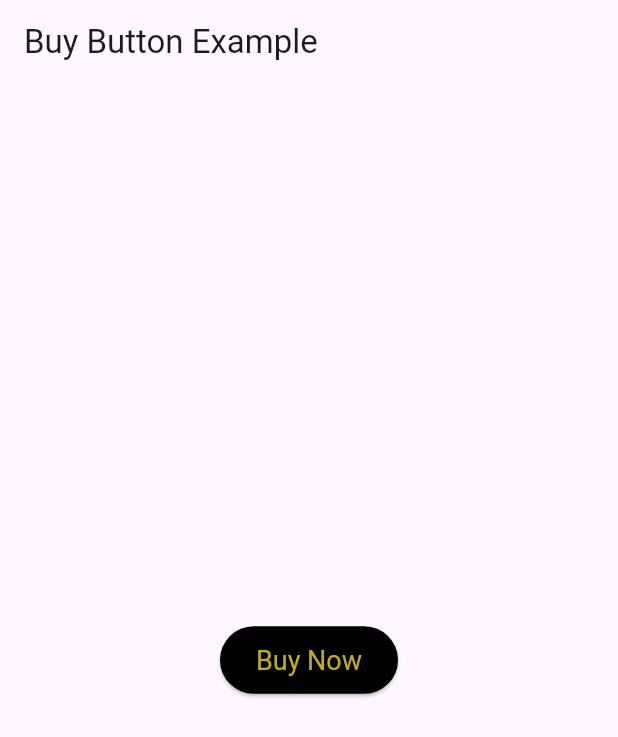
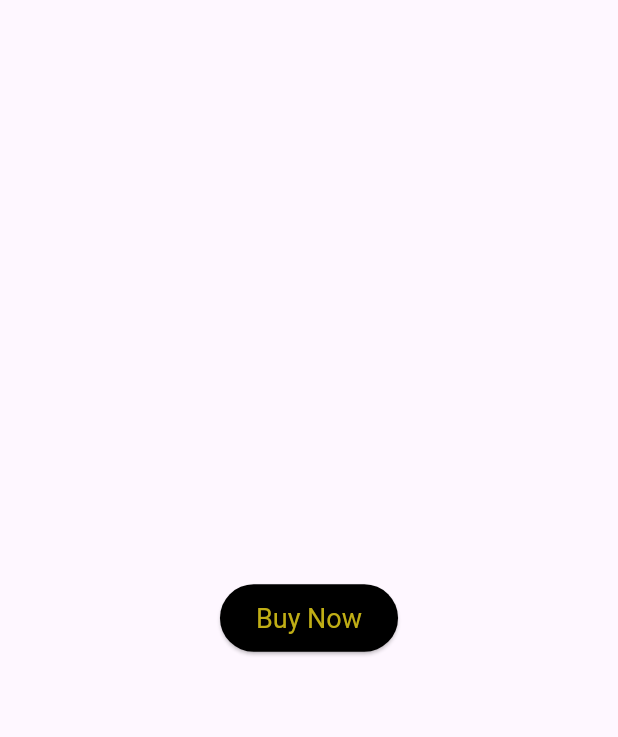
Before and after one commit to Amjadyabroudi128/buyButton, a Flutter app: the screen it shows after launch, on a phone screen of 412 x 824 dp. Shown: the top 737 px of the screen. Run offline on Flutter 3.47's test engine with Material 3 defaults, Android fonts, the phone set to English and light mode, and no system bars.

Commit message:
remove app bar

```diff
--- a/lib/main.dart
+++ b/lib/main.dart
@@ -9,6 +9,7 @@ class MyApp extends StatelessWidget {
   @override
   Widget build(BuildContext context) {
     return MaterialApp(
+      debugShowCheckedModeBanner: false,
       title: 'Buy Button Example',
       home: BuyButtonScreen(),
     );
@@ -64,9 +65,7 @@ class _BuyButtonScreenState extends State<BuyButtonScreen> {
   @override
   Widget build(BuildContext context) {
     return Scaffold(
-      appBar: AppBar(
-        title: Text('Buy Button Example'),
-      ),
+
       body: Center(
         child: GestureDetector(
           onTap: handleBuy,
```
